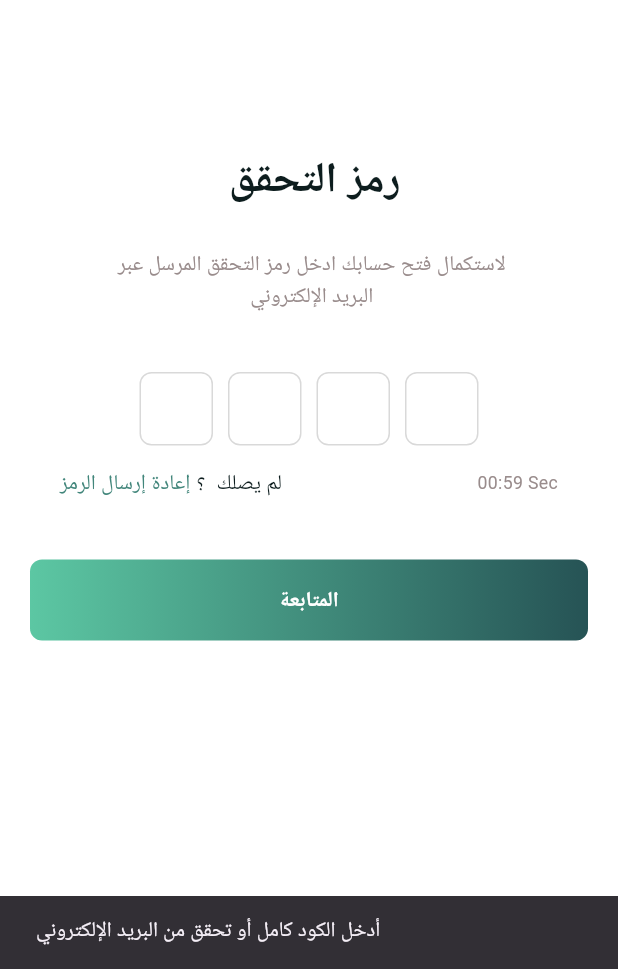
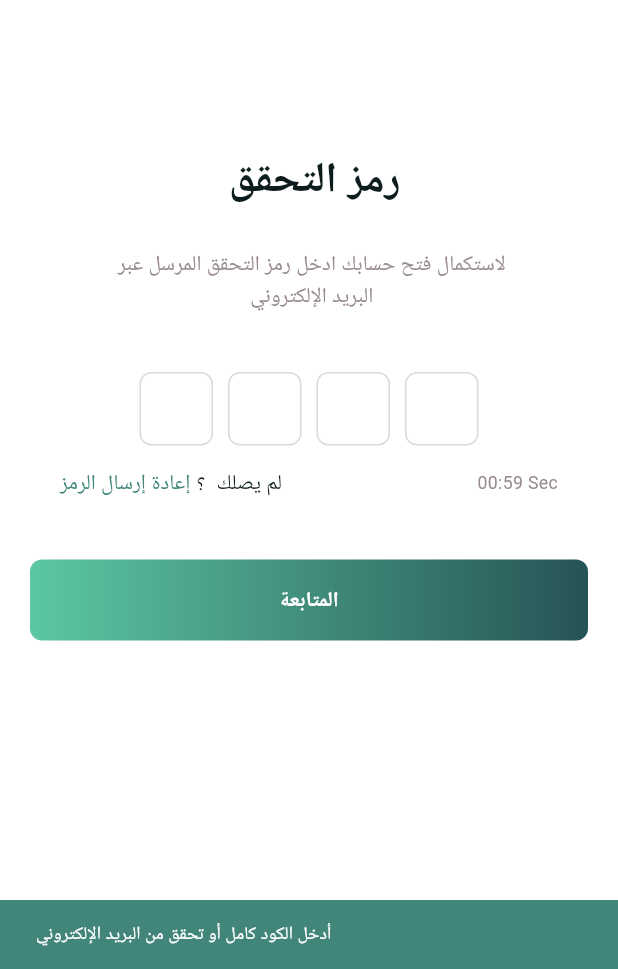
Before and after one commit to amirashawki/tharad_tech_task, a Flutter app: the VerifyPasswordView screen opened by its route, after a tap on "المتابعة", on a phone screen of 412 x 824 dp, the part 267-1236 px from its top. Run offline on Flutter 3.47's test engine with Material 3 defaults, Android fonts, the phone set to English and light mode, and no system bars; our stand-ins replace bloc, dartz, dio, dotted_border, flutter_bloc, go_router and 3 more; missing offline and left inert: svg_flutter; accounts and stored records are empty; network calls fail; Roboto replaces fonts that are missing (Tajawal); project files that could hold a hidden picture were left out.

Commit message:
edit something

```diff
--- a/lib/core/utils/app_router.dart
+++ b/lib/core/utils/app_router.dart
@@ -2,6 +2,7 @@ import 'package:flutter_bloc/flutter_bloc.dart';
 import 'package:go_router/go_router.dart';
 import 'package:tharad_tech_task/features/auth/presentation/manager/Verify_cubit/cubit/verify_pass_cubit.dart';
 import 'package:tharad_tech_task/features/auth/presentation/manager/cubit/get_profile_details_cubit.dart';
+import 'package:tharad_tech_task/features/auth/presentation/manager/cubit/logout_cubit.dart';
 import 'package:tharad_tech_task/features/auth/presentation/manager/cubit/update_data_progile_cubit.dart';
 import 'package:tharad_tech_task/features/auth/presentation/manager/register_cubit/cubit/register_cubit.dart'
     show RegisterCubit;
@@ -38,7 +39,7 @@ abstract class AppRouter {
               create: (context) =>
                   GetProfileDetailsCubit()..getProfileDetails(),
             ),
-            BlocProvider(create: (context) => LoginCubit()),
+            BlocProvider(create: (context) => LogoutCubit()),
           ],
           child: const ProfileView(),
         ),
--- a/lib/core/widgets/showSnackBar.dart
+++ b/lib/core/widgets/showSnackBar.dart
@@ -1,7 +1,19 @@
 import 'package:flutter/material.dart';
+import 'package:tharad_tech_task/core/utils/constant.dart';
 
 void showSnackBar(BuildContext context, {required String text}) {
-  ScaffoldMessenger.of(
-    context,
-  ).showSnackBar(SnackBar(content: Text(text), duration: Duration(seconds: 2)));
+  ScaffoldMessenger.of(context).showSnackBar(
+    SnackBar(
+      content: Text(
+        text,
+        style: TextStyle(
+          color: Colors.white,
+          fontSize: 12,
+          fontWeight: FontWeight.w500,
+        ),
+      ),
+      duration: Duration(seconds: 2),
+      backgroundColor: AppColors.kPrimaryColor,
+    ),
+  );
 }
--- a/lib/features/auth/presentation/manager/cubit/logout_cubit.dart
+++ b/lib/features/auth/presentation/manager/cubit/logout_cubit.dart
@@ -1,3 +1,4 @@
+
 import 'package:bloc/bloc.dart';
 import 'package:meta/meta.dart';
 import 'package:tharad_tech_task/features/auth/data/repo/auth_repo_impl.dart';
@@ -12,7 +13,10 @@ class LogoutCubit extends Cubit<LogoutState> {
     final result = await AuthRepoImpl().logout();
 
     result.fold(
+
       (failure) => emit(LogoutFailure(failure.errMessge)),
+
+
       (message) => emit(LogoutSuccess(message)),
     );
   }
```
Also changed, not shown: lib/core/utils/api_services.dart (+22 -0 lines), lib/features/auth/data/repo/auth_repo_impl.dart (+78 -36 lines), lib/features/auth/presentation/views/profile_view.dart (+16 -3 lines), lib/features/auth/presentation/views/widgets/logout.dart (+3 -10 lines).
